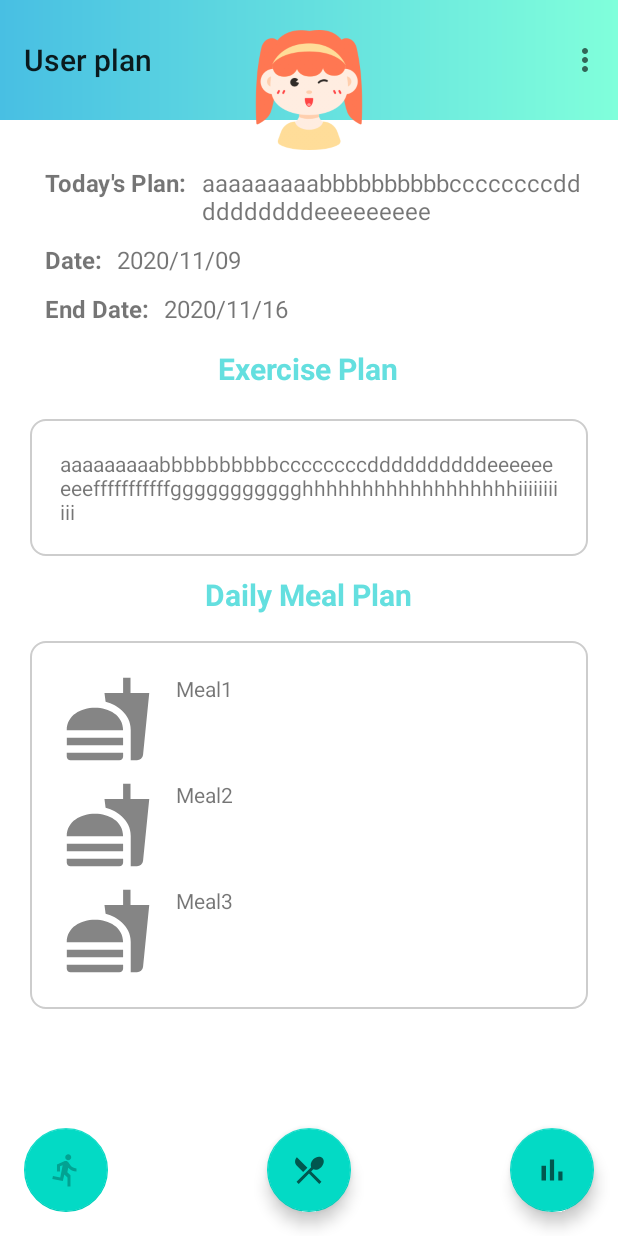
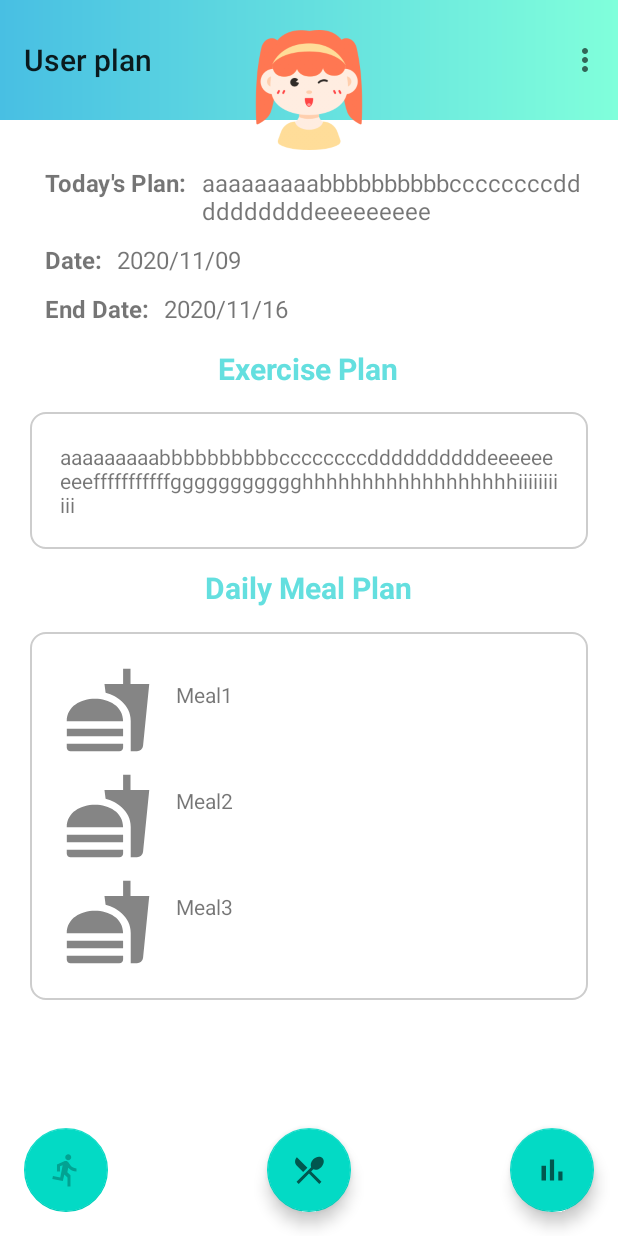
Before and after one commit to kumomi/LoseWeightHelper, an Android app: the ProfileActivity screen opened directly, with no data from a screen before it, on a phone screen of 412 x 824 dp. Run offline under Robolectric (Android 15) with nearby library versions, the phone set to English and light mode, and no system bars; our stand-ins replace Firebase (no records; nobody signed in at launch, a user with empty details on screens opened directly), Picasso; pictures from the network do not load; 1 statement that could not run was skipped.

Commit message:
change some UI layout

```diff
--- a/app/src/main/java/au/edu/sydney/comp5216/LoseWeightHelper/apirelated/ProfileActivity.java
+++ b/app/src/main/java/au/edu/sydney/comp5216/LoseWeightHelper/apirelated/ProfileActivity.java
@@ -80,6 +80,7 @@ public class ProfileActivity extends AppCompatActivity {
         setSupportActionBar(toolbar);
 
         FloatingActionButton indexFab = findViewById(R.id.index_btn);
+        indexFab.setEnabled(false);
         indexFab.setOnClickListener(new View.OnClickListener() {
             @Override
             public void onClick(View view) {
--- a/app/src/main/res/layout/activity_food_analysis.xml
+++ b/app/src/main/res/layout/activity_food_analysis.xml
@@ -52,7 +52,7 @@
         android:layout_height="wrap_content"
         android:text="Nutrition Distribution"
         android:layout_gravity="center"
-        android:layout_marginTop="20dp"/>
+        android:layout_marginTop="10dp"/>
     <com.github.mikephil.charting.charts.BarChart
         android:id="@+id/Nutritionresult"
         android:layout_width="match_parent"
--- a/app/src/main/res/layout/index_activity.xml
+++ b/app/src/main/res/layout/index_activity.xml
@@ -11,7 +11,6 @@
         android:layout_width="match_parent"
         android:layout_height="wrap_content"
         android:background="@drawable/user_bar" />
-
 
     <ScrollView
         android:layout_width="match_parent"
@@ -98,9 +97,7 @@
                         android:layout_marginLeft="10dp"
                         android:text="End Date:"
                         android:textStyle="bold"
-                        android:textSize="16dp"
-
-                        />
+                        android:textSize="16dp" />
 
                     <TextView
                         android:id="@+id/end_date_text"
@@ -120,7 +117,7 @@
                 android:layout_below="@+id/info_box"
                 android:textStyle="bold"
                 android:textSize="20dp"
-                android:layout_marginBottom="20dp"
+                android:layout_marginBottom="15dp"
                 android:textColor="@color/colorSecond"
                 android:layout_centerHorizontal="true"/>
             <TextView
@@ -143,7 +140,7 @@
                 android:textStyle="bold"
                 android:textSize="20dp"
                 android:textColor="@color/colorSecond"
-                android:layout_marginBottom="7dp"
+                android:layout_marginBottom="6dp"
                 android:layout_centerHorizontal="true"/>
             <LinearLayout
                 android:layout_width="match_parent"
@@ -173,6 +170,7 @@
                         android:layout_width="wrap_content"
                         android:layout_height="match_parent"
                         android:layout_marginLeft="15dp"
+                        android:layout_marginTop="10dp"
                         android:text="Meal1"/>
                 </LinearLayout>
 
@@ -196,6 +194,7 @@
                         android:layout_width="wrap_content"
                         android:layout_height="match_parent"
                         android:layout_marginLeft="15dp"
+                        android:layout_marginTop="10dp"
                         android:text="Meal2" />
                 </LinearLayout>
                 <LinearLayout
@@ -216,6 +215,7 @@
                         android:layout_width="wrap_content"
                         android:layout_height="match_parent"
                         android:layout_marginLeft="15dp"
+                        android:layout_marginTop="10dp"
                         android:text="Meal3" />
                 </LinearLayout>
             </LinearLayout>
```
Also changed, not shown: app/src/main/res/layout/activity_user.xml (+5 -3 lines).
